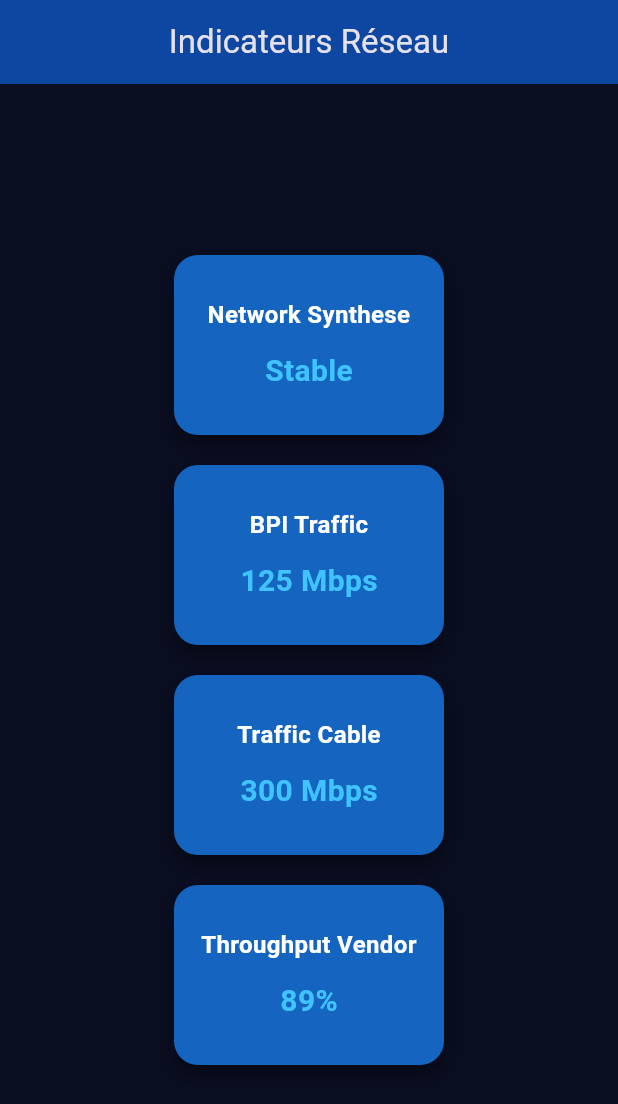
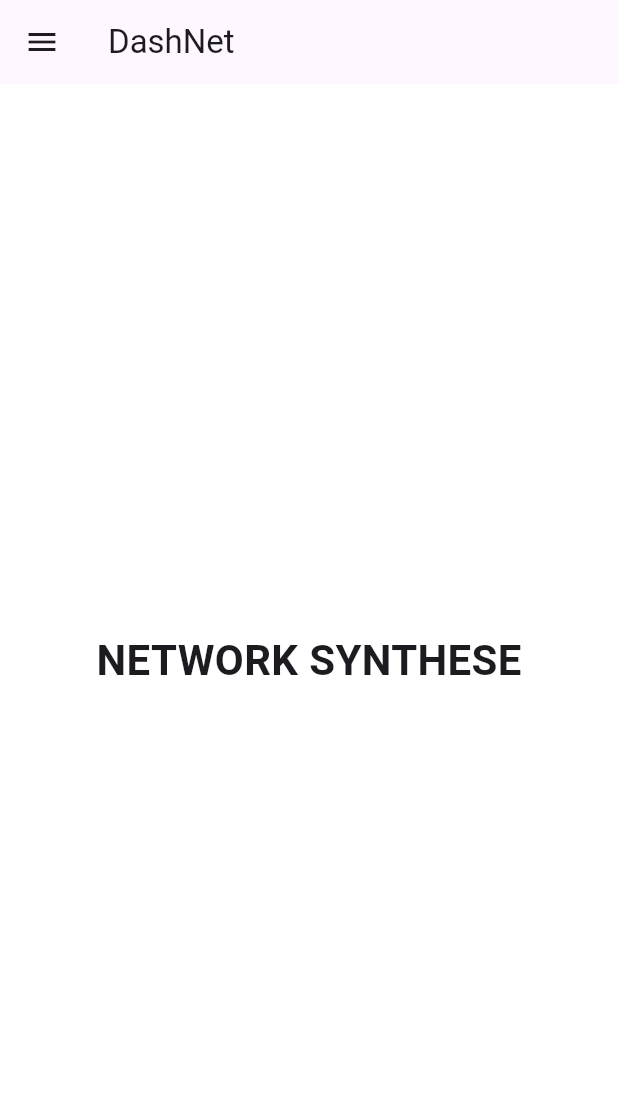
Before and after one commit to amrbou/dashnet, a Flutter app: the screen it shows after launch, on a phone screen of 412 x 824 dp. Shown: the top 1104 px of the screen. Run offline on Flutter 3.47's test engine with Material 3 defaults, Android fonts, the phone set to English and light mode, and no system bars.

Commit message:
Placeholder interface, NDK version 29

```diff
--- a/eaa_mobile/lib/main.dart
+++ b/eaa_mobile/lib/main.dart
@@ -1,184 +1,100 @@
 import 'package:flutter/material.dart';
 
 void main() {
-  runApp(const NetworkApp());
+  runApp(DashNetApp());
 }
 
-class NetworkApp extends StatelessWidget {
-  const NetworkApp({super.key});
+class DashNetApp extends StatelessWidget {
+  const DashNetApp({super.key});
 
   @override
   Widget build(BuildContext context) {
     return MaterialApp(
-      title: 'Network Dashboard',
+      title: 'DashNet',
+      theme: ThemeData(
+        primarySwatch: Colors.blue,
+        scaffoldBackgroundColor: const Color.fromARGB(255, 255, 255, 255),
+      ),
+      home: HomeScreen(),
       debugShowCheckedModeBanner: false,
-      theme: ThemeData.dark().copyWith(
-        scaffoldBackgroundColor: const Color(0xFF0A0E21),
-        primaryColor: Colors.blue[900],
-        useMaterial3: true,
-      ),
-      home: const NetworkDashboard(),
     );
   }
 }
 
-class NetworkDashboard extends StatelessWidget {
-  const NetworkDashboard({super.key});
+class HomeScreen extends StatefulWidget {
+  const HomeScreen({super.key});
 
   @override
-  Widget build(BuildContext context) {
-    final indicatorData = [
-      {'label': 'Network Synthese', 'value': 'Stable'},
-      {'label': 'BPI Traffic', 'value': '125 Mbps'},
-      {'label': 'Traffic Cable', 'value': '300 Mbps'},
-      {'label': 'Throughput Vendor', 'value': '89%'},
-    ];
+  _HomeScreenState createState() => _HomeScreenState();
+}
 
-    return Scaffold(
-      appBar: AppBar(
-        title: const Text('Indicateurs Réseau'),
-        backgroundColor: Colors.blue[900],
-        centerTitle: true,
-      ),
-      body: Padding(
-        padding: const EdgeInsets.all(20),
-        child: LayoutBuilder(
-          builder: (context, constraints) {
-            int crossAxisCount = constraints.maxWidth > 800 ? 4 : 2;
+class _HomeScreenState extends State<HomeScreen> {
+  String _selectedPage = 'network_synthese';
+
+  void _navigate(String page) {
+    setState(() {
+      _selectedPage = page;
+      Navigator.pop(context);
+    });
+  }
+
+  Widget _getPageContent() {
     return Center(
-              child: Wrap(
-                spacing: 20,
-                runSpacing: 20,
-                alignment: WrapAlignment.center,
-                children: indicatorData.map((data) {
-                  return IndicatorButton(
-                    label: data['label']!,
-                    value: data['value']!,
-                    onTap: () {
-                      debugPrint('${data['label']} clicked!');
-                    },
-                  );
-                }).toList(),
+      child: Text(
+        _selectedPage.replaceAll('_', ' ').toUpperCase(),
+        style: TextStyle(fontSize: 28, fontWeight: FontWeight.bold),
       ),
     );
-          },
-        ),
-      ),
-    );
-  }
-}
-
-// --- Custom Animated Indicator Button ---
-class IndicatorButton extends StatefulWidget {
-  final String label;
-  final String value;
-  final VoidCallback onTap;
-
-  const IndicatorButton({
-    super.key,
-    required this.label,
-    required this.value,
-    required this.onTap,
-  });
-
-  @override
-  State<IndicatorButton> createState() => _IndicatorButtonState();
-}
-
-class _IndicatorButtonState extends State<IndicatorButton>
-    with SingleTickerProviderStateMixin {
-  bool _hovering = false;
-  late AnimationController _controller;
-  late Animation<double> _scale;
-
-  @override
-  void initState() {
-    super.initState();
-    _controller = AnimationController(
-      vsync: this,
-      lowerBound: 0.0,
-      upperBound: 0.05,
-      duration: const Duration(milliseconds: 150),
-    );
-    _scale = Tween<double>(begin: 1.0, end: 1.05).animate(
-      CurvedAnimation(parent: _controller, curve: Curves.easeOut),
-    );
-  }
-
-  void _onEnter(bool hovering) {
-    setState(() {
-      _hovering = hovering;
-    });
-    if (hovering) {
-      _controller.forward();
-    } else {
-      _controller.reverse();
-    }
-  }
-
-  @override
-  void dispose() {
-    _controller.dispose();
-    super.dispose();
   }
 
   @override
   Widget build(BuildContext context) {
-    return MouseRegion(
-      onEnter: (_) => _onEnter(true),
-      onExit: (_) => _onEnter(false),
-      child: GestureDetector(
-        onTap: widget.onTap,
-        child: AnimatedBuilder(
-          animation: _controller,
-          builder: (context, child) {
-            return Transform.scale(
-              scale: _scale.value,
-              child: Container(
-                width: 180,
-                height: 120,
+    return Scaffold(
+      appBar: AppBar(
+        title: Text('DashNet'),
+      ),
+      drawer: Drawer(
+        child: Column(
+          children: [
+            DrawerHeader(
               decoration: BoxDecoration(
-                  color: _hovering ? Colors.blue[700] : Colors.blue[800],
-                  borderRadius: BorderRadius.circular(16),
-                  boxShadow: [
-                    BoxShadow(
-                      color: _hovering
-                          ? Colors.blueAccent.withOpacity(0.6)
-                          : Colors.black45,
-                      blurRadius: _hovering ? 20 : 10,
-                      offset: const Offset(0, 6),
+                color: Colors.blue.shade700,
               ),
-                  ],
-                ),
-                padding: const EdgeInsets.all(16),
-                child: Column(
-                  mainAxisAlignment: MainAxisAlignment.center,
-                  children: [
-                    Text(
-                      widget.label,
-                      textAlign: TextAlign.center,
-                      style: const TextStyle(
-                        fontSize: 16,
-                        fontWeight: FontWeight.w600,
+              child: Center(
+                child: Text(
+                  'DashNet',
+                  style: TextStyle(
                     color: Colors.white,
+                    fontSize: 26,
+                    fontWeight: FontWeight.bold,
                   ),
                 ),
-                    const SizedBox(height: 12),
-                    Text(
-                      widget.value,
-                      style: const TextStyle(
-                        fontSize: 20,
-                        fontWeight: FontWeight.bold,
-                        color: Colors.lightBlueAccent,
               ),
             ),
+            _drawerItem('network_synthese', Icons.network_check),
+            _drawerItem('bpi_traffic', Icons.traffic),
+            _drawerItem('throughput vendor', Icons.speed),
+            _drawerItem('traffic_cable', Icons.cable),
           ],
         ),
       ),
-            );
-          },
-        ),
+      body: AnimatedSwitcher(
+        duration: Duration(milliseconds: 300),
+        child: _getPageContent(),
       ),
     );
   }
+
+  Widget _drawerItem(String title, IconData icon) {
+    return ListTile(
+      leading: Icon(icon),
+      title: Text(
+        title.replaceAll('_', ' '),
+        style: TextStyle(fontSize: 16),
+      ),
+      selected: _selectedPage == title,
+      selectedTileColor: Colors.blue.shade100,
+      onTap: () => _navigate(title),
+    );
   }
+}
```
Also changed, not shown: 1 other file. Lines whose indentation alone changed are shown as unchanged.
